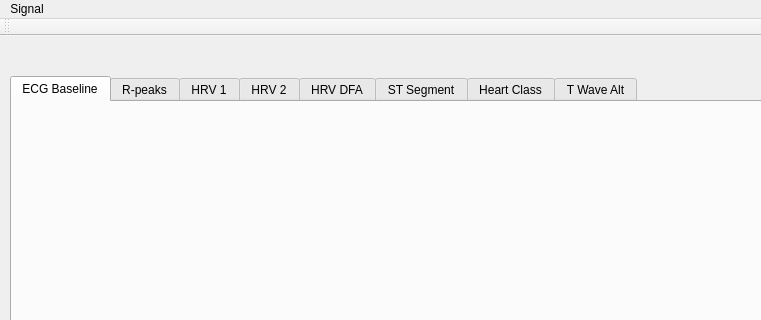
This is EcgApplicationCore/View/mainview.ui in KuleszIB/EcgAppCore as Qt 5 draws it before an edit; both pictures show x 0 to 761 and y 0 to 320 of the 1024 by 713 pixel window. The edited form follows.
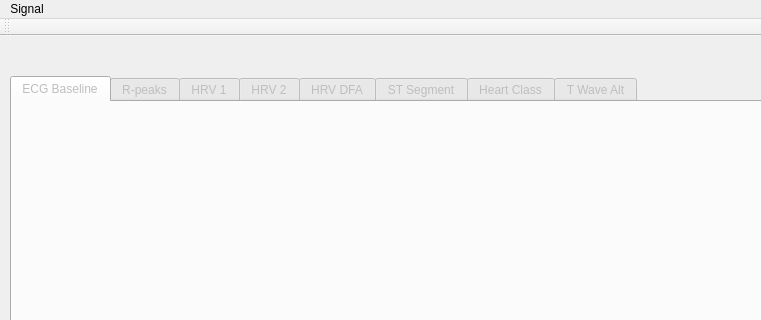
This is the edited form. The open tabs and pages were chosen to show the change. Icons and pictures are not drawn.

Commit message: Age, gender labels disabled+ tab disabled before signal is loaded

```diff
--- a/EcgApplicationCore/View/mainview.ui
+++ b/EcgApplicationCore/View/mainview.ui
@@ -19,6 +19,9 @@
   </property>
   <widget class="QWidget" name="centralWidget">
    <widget class="QTabWidget" name="tabWidget">
+    <property name="enabled">
+     <bool>false</bool>
+    </property>
     <property name="geometry">
      <rect>
       <x>10</x>
```
Left out of the diff: 14 changed lines with no effect on the pictures. The commit also changes 3 other files.
